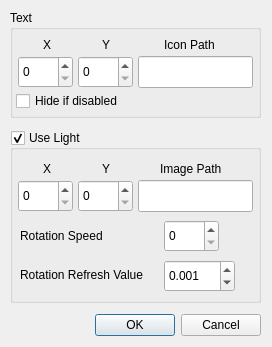
First picture: the form in ui/dialog_gomode.ui, repository Yanis002/SaucisseTracker, before the edit.
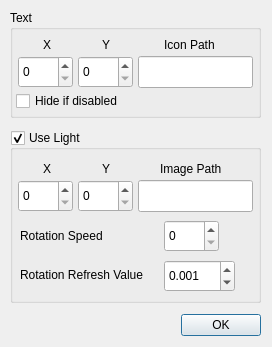
Second picture: the form after the edit.

Commit message: create flag, extra and font settings dialogs

Diff of the .ui file:
```diff
--- a/ui/dialog_gomode.ui
+++ b/ui/dialog_gomode.ui
@@ -26,7 +26,7 @@
     <enum>Qt::Orientation::Horizontal</enum>
    </property>
    <property name="standardButtons">
-    <set>QDialogButtonBox::StandardButton::Cancel|QDialogButtonBox::StandardButton::Ok</set>
+    <set>QDialogButtonBox::StandardButton::Ok</set>
    </property>
   </widget>
   <widget class="QGroupBox" name="groupBox">
```
The commit also changes 9 other files.
